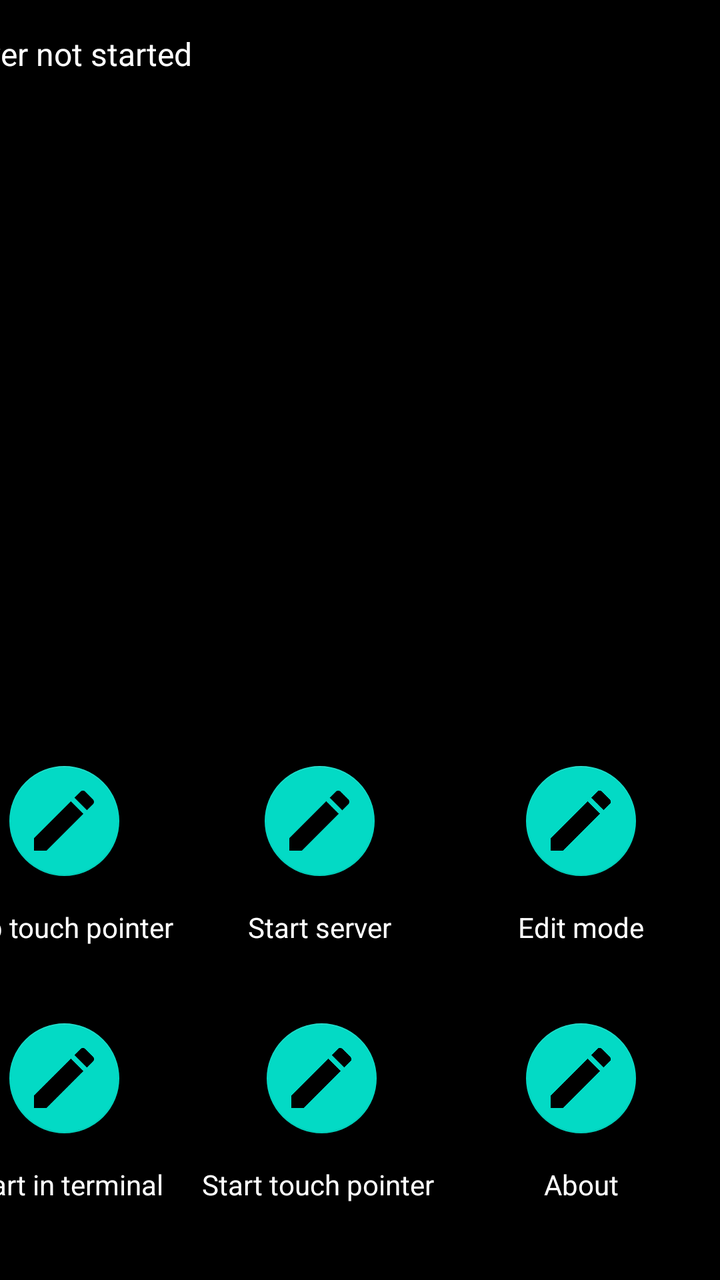
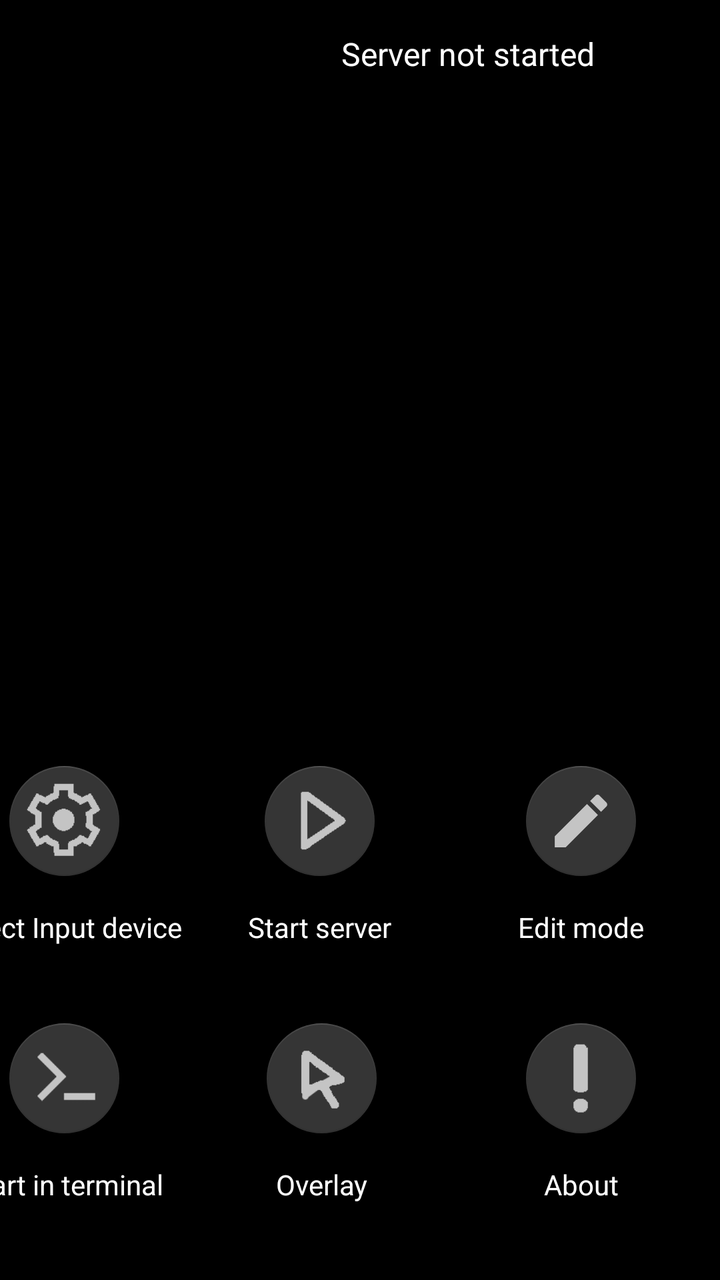

An Android layout rendered at two revisions. The XML below is the earlier revision; the diff shows what the commit changed to produce the second picture.
<!-- AndroidManifest.xml: application theme Theme.XtMapper -->
<!-- res/layout/activity_main.xml -->
<?xml version="1.0" encoding="utf-8"?>
<androidx.constraintlayout.widget.ConstraintLayout xmlns:android="http://schemas.android.com/apk/res/android"
    xmlns:app="http://schemas.android.com/apk/res-auto"
    xmlns:tools="http://schemas.android.com/tools"
    android:id="@+id/activity_mouse_jnicallback"
    android:layout_width="match_parent"
    android:layout_height="match_parent"
    android:background="@android:color/background_dark"
    tools:context=".MainActivity"
    tools:ignore="ContentDescription,SpUsage" >

    <TextView
        android:id="@+id/mouseView"
        android:layout_width="391dp"
        android:layout_height="132dp"
        android:layout_marginTop="16dp"
        android:isScrollContainer="true"
        android:scrollHorizontally="true"
        android:text="@string/run_script_info"
        android:textAppearance="@android:style/TextAppearance.Material.Large"
        android:textColor="@color/white"
        android:textSize="16sp"
        app:layout_constraintHorizontal_bias="1.0"
        app:layout_constraintLeft_toLeftOf="@+id/activity_mouse_jnicallback"
        app:layout_constraintRight_toRightOf="@+id/activity_mouse_jnicallback"
        app:layout_constraintTop_toTopOf="@+id/activity_mouse_jnicallback" />

    <androidx.constraintlayout.widget.ConstraintLayout
        android:id="@+id/constrained"
        android:layout_width="388dp"
        android:layout_height="257dp"
        app:layout_constraintBottom_toBottomOf="parent"
        app:layout_constraintEnd_toEndOf="parent">

        <androidx.constraintlayout.widget.Barrier
            android:id="@+id/barrierVertical"
            android:layout_width="0dp"
            android:layout_height="0dp"
            android:orientation="vertical"
            app:barrierDirection="right"
            app:constraint_referenced_ids="L1, L2"
            tools:layout_editor_absoluteX="125dp" />

        <androidx.constraintlayout.widget.Barrier
            android:id="@+id/barrierVertical2"
            android:layout_width="0dp"
            android:layout_height="0dp"
            android:orientation="vertical"
            app:barrierDirection="right"
            app:constraint_referenced_ids="R2, L2"
            tools:layout_editor_absoluteX="125dp" />

        <FrameLayout
            android:id="@+id/L1"
            android:layout_width="120dp"
            android:layout_height="90dp"
            android:layout_gravity="bottom|end"
            android:layout_marginEnd="10dp"
            android:layout_marginBottom="128dp"
            app:layout_constraintLeft_toLeftOf="parent">

            <com.google.android.material.floatingactionbutton.FloatingActionButton
                android:id="@+id/stop_pointer"
                android:layout_width="wrap_content"
                android:layout_height="wrap_content"
                android:layout_gravity="top|center"
                android:scaleType="centerInside"
                android:src="@drawable/ic_create_white_24dp"
                app:fabCustomSize="55dp"
                app:maxImageSize="40dp"
                tools:ignore="ContentDescription" />

            <TextView
                android:layout_width="match_parent"
                android:layout_height="wrap_content"
                android:layout_gravity="bottom|center"
                android:elevation="16dp"
                android:text="@string/stop_pointer_overlay"
                android:textAppearance="?android:attr/textAppearanceMedium"
                android:textColor="@android:color/white"
                android:textSize="14dp" />
        </FrameLayout>


        <FrameLayout
            android:id="@+id/R1"
            android:layout_width="120dp"
            android:layout_height="90dp"
            android:layout_gravity="bottom|end"
            app:layout_constraintHorizontal_bias="0.051"
            app:layout_constraintLeft_toRightOf="@+id/barrierVertical"
            app:layout_constraintRight_toRightOf="parent"
            app:layout_constraintTop_toTopOf="parent">

            <com.google.android.material.floatingactionbutton.FloatingActionButton
                android:id="@+id/startServer"
                android:layout_width="wrap_content"
                android:layout_height="wrap_content"
                android:layout_gravity="top|center"
                android:scaleType="centerInside"
                android:src="@drawable/ic_create_white_24dp"
                app:fabCustomSize="55dp"
                app:maxImageSize="40dp" />

            <TextView
                android:layout_width="wrap_content"
                android:layout_height="wrap_content"
                android:layout_gravity="bottom|center"
                android:elevation="16dp"
                android:text="@string/start_server"
                android:textAppearance="?android:attr/textAppearanceMedium"
                android:textColor="@android:color/white"
                android:textSize="14dp" />
        </FrameLayout>

        <androidx.constraintlayout.widget.Barrier
            android:id="@+id/barrier1"
            android:layout_width="0dp"
            android:layout_height="0dp"
            android:orientation="horizontal"
            app:barrierDirection="bottom"
            app:constraint_referenced_ids="L1, R1"
            tools:layout_editor_absoluteY="44dp" />


        <FrameLayout
            android:id="@+id/L2"
            android:layout_width="120dp"
            android:layout_height="90dp"
            android:layout_gravity="bottom|end"
            app:layout_constraintBottom_toBottomOf="parent"
            app:layout_constraintLeft_toLeftOf="parent"
            app:layout_constraintTop_toBottomOf="@id/barrier1">

            <com.google.android.material.floatingactionbutton.FloatingActionButton
                android:id="@+id/startServerM"
                android:layout_width="wrap_content"
                android:layout_height="wrap_content"
                android:layout_gravity="top|center"
                android:scaleType="centerInside"
                android:src="@drawable/ic_create_white_24dp"
                app:fabCustomSize="55dp"
                app:maxImageSize="40dp" />

            <TextView
                android:layout_width="wrap_content"
                android:layout_height="wrap_content"
                android:layout_gravity="bottom|center"
                android:elevation="16dp"
                android:text="@string/start_server_manual"
                android:textAppearance="?android:attr/textAppearanceMedium"
                android:textColor="@android:color/white"
                android:textSize="14dp"
                tools:ignore="SpUsage" />
        </FrameLayout>

        <FrameLayout
            android:id="@+id/R2"
            android:layout_width="120dp"
            android:layout_height="90dp"
            android:layout_gravity="bottom|end"
            app:layout_constraintBottom_toBottomOf="parent"
            app:layout_constraintHorizontal_bias="0.058"
            app:layout_constraintLeft_toRightOf="@+id/barrierVertical"
            app:layout_constraintRight_toRightOf="parent"
            app:layout_constraintTop_toBottomOf="@id/barrier1">

            <com.google.android.material.floatingactionbutton.FloatingActionButton
                android:id="@+id/startPointer"
                android:layout_width="wrap_content"
                android:layout_height="wrap_content"
                android:layout_gravity="top|center"
                android:scaleType="centerInside"
                android:src="@drawable/ic_create_white_24dp"
                app:fabCustomSize="55dp"
                app:maxImageSize="40dp" />

            <TextView
                android:layout_width="140dp"
                android:layout_height="wrap_content"
                android:layout_gravity="bottom"
                android:elevation="16dp"
                android:text="@string/start_touch_pointer"
                android:textAppearance="?android:attr/textAppearanceMedium"
                android:textColor="@android:color/white"
                android:textSize="14dp" />
        </FrameLayout>

        <FrameLayout
            android:id="@+id/R3"
            android:layout_width="120dp"
            android:layout_height="90dp"
            android:layout_gravity="bottom|end"
            app:layout_constraintBottom_toBottomOf="parent"
            app:layout_constraintLeft_toRightOf="@+id/barrierVertical2"
            app:layout_constraintRight_toRightOf="parent"
            app:layout_constraintTop_toBottomOf="@id/barrier1">

            <com.google.android.material.floatingactionbutton.FloatingActionButton
                android:layout_width="wrap_content"
                android:layout_height="wrap_content"
                android:layout_gravity="top|center"
                android:scaleType="centerInside"
                android:src="@drawable/ic_create_white_24dp"
                app:fabCustomSize="55dp"
                app:maxImageSize="40dp" />

            <TextView
                android:layout_width="wrap_content"
                android:layout_height="wrap_content"
                android:layout_gravity="bottom|center"
                android:elevation="16dp"
                android:text="@string/about_info"
                android:textAppearance="?android:attr/textAppearanceMedium"
                android:textColor="@android:color/white"
                android:textSize="14dp" />
        </FrameLayout>

        <FrameLayout
            android:id="@+id/L3"
            android:layout_width="120dp"
            android:layout_height="90dp"
            android:layout_gravity="bottom|end"
            app:layout_constraintLeft_toRightOf="@+id/barrierVertical2"
            app:layout_constraintRight_toRightOf="parent"
            app:layout_constraintTop_toTopOf="parent">

            <com.google.android.material.floatingactionbutton.FloatingActionButton
                android:id="@+id/start_editor"
                android:layout_width="wrap_content"
                android:layout_height="wrap_content"
                android:layout_gravity="top|center"
                android:scaleType="centerInside"
                android:src="@drawable/ic_create_white_24dp"
                app:fabCustomSize="55dp"
                app:maxImageSize="40dp" />

            <TextView
                android:layout_width="wrap_content"
                android:layout_height="wrap_content"
                android:layout_gravity="bottom|center"
                android:elevation="16dp"
                android:text="@string/edit_keymap"
                android:textAppearance="?android:attr/textAppearanceMedium"
                android:textColor="@android:color/white"
                android:textSize="14dp" />
        </FrameLayout>

    </androidx.constraintlayout.widget.ConstraintLayout>

</androidx.constraintlayout.widget.ConstraintLayout>
<!-- resources referenced by this layout -->
<resources>
  <color name="white">#FFFFFFFF</color>
  <!-- drawable ic_create_white_24dp (drawable) -->
  <vector
      android:tint="#FFFFFF"
      android:viewportHeight="24.0" android:viewportWidth="24.0"
      android:width="24dp" android:height="24dp"
      xmlns:android="http://schemas.android.com/apk/res/android">
      <path android:fillColor="#FFFFFFFF"
          android:pathData="M3,17.25V21h3.75L17.81,9.94l-3.75,-3.75L3,17.25zM20.71,7.04c0.39,-0.39 0.39,-1.02 0,-1.41l-2.34,-2.34c-0.39,-0.39 -1.02,-0.39 -1.41,0l-1.83,1.83 3.75,3.75 1.83,-1.83z"/>
  </vector>
  <string name="about_info">About</string>
  <string name="edit_keymap">Edit mode</string>
  <string name="run_script_info">Server not started</string>
  <string name="start_server">Start server</string>
  <string name="start_server_manual">Start in terminal</string>
  <string name="start_touch_pointer">Start touch pointer</string>
  <string name="stop_pointer_overlay">Stop touch pointer</string>
  <style name="Theme.XtMapper" parent="Theme.MaterialComponents.DayNight.DarkActionBar">
          
          <item name="colorPrimary">@color/purple_500</item>
          <item name="colorPrimaryVariant">@color/purple_700</item>
          <item name="colorOnPrimary">@color/white</item>
          
          <item name="colorSecondary">@color/teal_200</item>
          <item name="colorSecondaryVariant">@color/teal_700</item>
          <item name="colorOnSecondary">@color/black</item>
          
          <item name="android:statusBarColor" tools:targetApi="l">?attr/colorPrimaryVariant</item>
          
      </style>
  <color name="purple_500">#FF6200EE</color>
  <color name="purple_700">#FF3700B3</color>
  <color name="teal_200">#FF03DAC5</color>
  <color name="teal_700">#FF018786</color>
  <color name="black">#FF000000</color>
</resources>

<!-- the commit's change to res/layout/activity_main.xml (unified diff, before → after) -->
@@ -7,23 +7,55 @@
     android:layout_height="match_parent"
     android:background="@android:color/background_dark"
     tools:context=".MainActivity"
-    tools:ignore="ContentDescription,SpUsage" >
+    tools:ignore="ContentDescription,SpUsage">
 
     <TextView
-        android:id="@+id/mouseView"
-        android:layout_width="391dp"
-        android:layout_height="132dp"
+        android:id="@+id/cmdview"
+        android:layout_width="250dp"
+        android:layout_height="341dp"
         android:layout_marginTop="16dp"
         android:isScrollContainer="true"
-        android:scrollHorizontally="true"
         android:text="@string/run_script_info"
+        android:textAlignment="center"
         android:textAppearance="@android:style/TextAppearance.Material.Large"
         android:textColor="@color/white"
         android:textSize="16sp"
-        app:layout_constraintHorizontal_bias="1.0"
+        app:layout_constraintHorizontal_bias="0.99"
         app:layout_constraintLeft_toLeftOf="@+id/activity_mouse_jnicallback"
         app:layout_constraintRight_toRightOf="@+id/activity_mouse_jnicallback"
         app:layout_constraintTop_toTopOf="@+id/activity_mouse_jnicallback" />
+
+    <TextView
+        android:id="@+id/cmdview2"
+        android:layout_width="120dp"
+        android:layout_height="80dp"
+        android:layout_marginTop="16dp"
+        android:gravity="bottom"
+        android:isScrollContainer="true"
+        android:maxLines="8"
+        android:scrollbars="vertical"
+        android:textAppearance="@android:style/TextAppearance.Material.Large"
+        android:textColor="@color/white"
+        android:textSize="16sp"
+        app:layout_constraintHorizontal_bias="0.134"
+        app:layout_constraintLeft_toLeftOf="@+id/activity_mouse_jnicallback"
+        app:layout_constraintRight_toRightOf="@+id/activity_mouse_jnicallback"
+        app:layout_constraintTop_toTopOf="@+id/activity_mouse_jnicallback" />
+
+    <TextView
+        android:id="@+id/cmdview3"
+        android:layout_width="120dp"
+        android:layout_height="80dp"
+        android:layout_marginTop="16dp"
+        android:isScrollContainer="true"
+        android:textAlignment="center"
+        android:textAppearance="@android:style/TextAppearance.Material.Large"
+        android:textColor="@color/white"
+        android:textSize="16sp"
+        app:layout_constraintHorizontal_bias="0.134"
+        app:layout_constraintLeft_toLeftOf="@+id/activity_mouse_jnicallback"
+        app:layout_constraintRight_toRightOf="@+id/activity_mouse_jnicallback"
+        app:layout_constraintTop_toBottomOf="@+id/cmdview2" />
 
     <androidx.constraintlayout.widget.ConstraintLayout
         android:id="@+id/constrained"
@@ -60,14 +92,16 @@
             app:layout_constraintLeft_toLeftOf="parent">
 
             <com.google.android.material.floatingactionbutton.FloatingActionButton
-                android:id="@+id/stop_pointer"
-                android:layout_width="wrap_content"
-                android:layout_height="wrap_content"
-                android:layout_gravity="top|center"
-                android:scaleType="centerInside"
-                android:src="@drawable/ic_create_white_24dp"
-                app:fabCustomSize="55dp"
-                app:maxImageSize="40dp"
+                android:id="@+id/config_pointer"
+                android:layout_width="wrap_content"
+                android:layout_height="wrap_content"
+                android:layout_gravity="top|center"
+                android:scaleType="centerInside"
+                android:src="@drawable/settings"
+                app:backgroundTint="@color/grey"
+                app:fabCustomSize="55dp"
+                app:maxImageSize="40dp"
+                app:tint="@color/white2"
                 tools:ignore="ContentDescription" />
 
             <TextView
@@ -75,7 +109,8 @@
                 android:layout_height="wrap_content"
                 android:layout_gravity="bottom|center"
                 android:elevation="16dp"
-                android:text="@string/stop_pointer_overlay"
+                android:text="@string/configure"
+                android:textAlignment="center"
                 android:textAppearance="?android:attr/textAppearanceMedium"
                 android:textColor="@android:color/white"
                 android:textSize="14dp" />
@@ -98,9 +133,11 @@
                 android:layout_height="wrap_content"
                 android:layout_gravity="top|center"
                 android:scaleType="centerInside"
-                android:src="@drawable/ic_create_white_24dp"
-                app:fabCustomSize="55dp"
-                app:maxImageSize="40dp" />
+                android:src="@drawable/start"
+                app:backgroundTint="@color/grey"
+                app:fabCustomSize="55dp"
+                app:maxImageSize="40dp"
+                app:tint="@color/white2" />
 
             <TextView
                 android:layout_width="wrap_content"
@@ -138,9 +175,11 @@
                 android:layout_height="wrap_content"
                 android:layout_gravity="top|center"
                 android:scaleType="centerInside"
-                android:src="@drawable/ic_create_white_24dp"
-                app:fabCustomSize="55dp"
-                app:maxImageSize="40dp" />
+                android:src="@drawable/terminal"
+                app:backgroundTint="@color/grey"
+                app:fabCustomSize="55dp"
+                app:maxImageSize="40dp"
+                app:tint="@color/white2" />
 
             <TextView
                 android:layout_width="wrap_content"
@@ -171,14 +210,16 @@
                 android:layout_height="wrap_content"
                 android:layout_gravity="top|center"
                 android:scaleType="centerInside"
-                android:src="@drawable/ic_create_white_24dp"
-                app:fabCustomSize="55dp"
-                app:maxImageSize="40dp" />
-
-            <TextView
-                android:layout_width="140dp"
-                android:layout_height="wrap_content"
-                android:layout_gravity="bottom"
+                android:src="@drawable/touch_p"
+                app:backgroundTint="@color/grey"
+                app:fabCustomSize="55dp"
+                app:maxImageSize="40dp"
+                app:tint="@color/white2" />
+
+            <TextView
+                android:layout_width="wrap_content"
+                android:layout_height="wrap_content"
+                android:layout_gravity="bottom|center"
                 android:elevation="16dp"
                 android:text="@string/start_touch_pointer"
                 android:textAppearance="?android:attr/textAppearanceMedium"
@@ -201,39 +242,43 @@
                 android:layout_height="wrap_content"
                 android:layout_gravity="top|center"
                 android:scaleType="centerInside"
+                android:src="@drawable/about"
+                app:backgroundTint="@color/grey"
+                app:fabCustomSize="55dp"
+                app:maxImageSize="40dp"
+                app:tint="@color/white2" />
+
+            <TextView
+                android:layout_width="wrap_content"
+                android:layout_height="wrap_content"
+                android:layout_gravity="bottom|center"
+                android:elevation="16dp"
+                android:text="@string/about_info"
+                android:textAppearance="?android:attr/textAppearanceMedium"
+                android:textColor="@android:color/white"
+                android:textSize="14dp" />
+        </FrameLayout>
+
+        <FrameLayout
+            android:id="@+id/L3"
+            android:layout_width="120dp"
+            android:layout_height="90dp"
+            android:layout_gravity="bottom|end"
+            app:layout_constraintLeft_toRightOf="@+id/barrierVertical2"
+            app:layout_constraintRight_toRightOf="parent"
+            app:layout_constraintTop_toTopOf="parent">
+
+            <com.google.android.material.floatingactionbutton.FloatingActionButton
+                android:id="@+id/start_editor"
+                android:layout_width="wrap_content"
+                android:layout_height="wrap_content"
+                android:layout_gravity="top|center"
+                android:scaleType="centerInside"
                 android:src="@drawable/ic_create_white_24dp"
-                app:fabCustomSize="55dp"
-                app:maxImageSize="40dp" />
-
-            <TextView
-                android:layout_width="wrap_content"
-                android:layout_height="wrap_content"
-                android:layout_gravity="bottom|center"
-                android:elevation="16dp"
-                android:text="@string/about_info"
-                android:textAppearance="?android:attr/textAppearanceMedium"
-                android:textColor="@android:color/white"
-                android:textSize="14dp" />
-        </FrameLayout>
-
-        <FrameLayout
-            android:id="@+id/L3"
-            android:layout_width="120dp"
-            android:layout_height="90dp"
-            android:layout_gravity="bottom|end"
-            app:layout_constraintLeft_toRightOf="@+id/barrierVertical2"
-            app:layout_constraintRight_toRightOf="parent"
-            app:layout_constraintTop_toTopOf="parent">
-
-            <com.google.android.material.floatingactionbutton.FloatingActionButton
-                android:id="@+id/start_editor"
-                android:layout_width="wrap_content"
-                android:layout_height="wrap_content"
-                android:layout_gravity="top|center"
-                android:scaleType="centerInside"
-                android:src="@drawable/ic_create_white_24dp"
-                app:fabCustomSize="55dp"
-                app:maxImageSize="40dp" />
+                app:backgroundTint="@color/grey"
+                app:fabCustomSize="55dp"
+                app:maxImageSize="35dp"
+                app:tint="@color/white2" />
 
             <TextView
                 android:layout_width="wrap_content"
<!-- resource entries referenced after the edit -->
@@ -1,6 +1,9 @@
 <!-- resources referenced by this layout -->
 <resources>
+  <color name="grey">#353535</color>
   <color name="white">#FFFFFFFF</color>
+  <color name="white2">#c4c4c4</color>
+  <!-- drawable about: png bitmap (drawable, 2834 bytes) -->
   <!-- drawable ic_create_white_24dp (drawable) -->
   <vector
       android:tint="#FFFFFF"
@@ -10,13 +13,17 @@
       <path android:fillColor="#FFFFFFFF"
           android:pathData="M3,17.25V21h3.75L17.81,9.94l-3.75,-3.75L3,17.25zM20.71,7.04c0.39,-0.39 0.39,-1.02 0,-1.41l-2.34,-2.34c-0.39,-0.39 -1.02,-0.39 -1.41,0l-1.83,1.83 3.75,3.75 1.83,-1.83z"/>
   </vector>
+  <!-- drawable settings: png bitmap (drawable, 6008 bytes) -->
+  <!-- drawable start: png bitmap (drawable, 13620 bytes) -->
+  <!-- drawable terminal: png bitmap (drawable, 654 bytes) -->
+  <!-- drawable touch_p: png bitmap (drawable, 21286 bytes) -->
   <string name="about_info">About</string>
+  <string name="configure">Select Input device</string>
   <string name="edit_keymap">Edit mode</string>
-  <string name="run_script_info">Server not started</string>
+  <string name="run_script_info">Server not started\n</string>
   <string name="start_server">Start server</string>
   <string name="start_server_manual">Start in terminal</string>
-  <string name="start_touch_pointer">Start touch pointer</string>
-  <string name="stop_pointer_overlay">Stop touch pointer</string>
+  <string name="start_touch_pointer">Overlay</string>
   <style name="Theme.XtMapper" parent="Theme.MaterialComponents.DayNight.DarkActionBar">
           
           <item name="colorPrimary">@color/purple_500</item>
